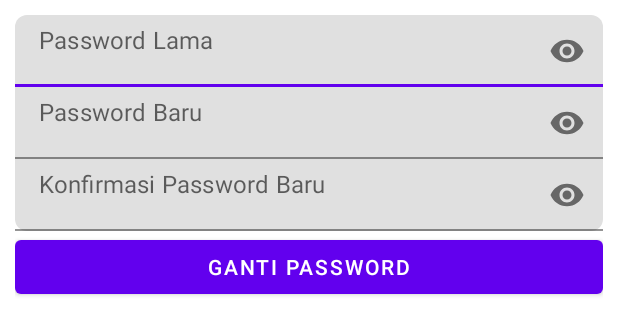
After one commit to handharbeni/eRPAS, an Android app: the layout fragment_change_password.xml on its own in the app's theme, with its tools: preview values and no code run, on a phone screen of 412 x 824 dp. The commit adds this screen. Shown: the top 335 px of the screen. Run offline under Robolectric (Android 15) with nearby library versions, the phone set to English and light mode, and no system bars; network calls fail.

Commit message:
update qris

```diff
--- a/app/src/main/java/io/github/handharbeni/erpas/MainActivity.java
+++ b/app/src/main/java/io/github/handharbeni/erpas/MainActivity.java
@@ -1,4 +1,6 @@
 package io.github.handharbeni.erpas;
+
+import static io.github.handharbeni.erpas.ui.home.HomeFragment.TAG_PAYMENT;
 
 import android.Manifest;
 import android.annotation.SuppressLint;
@@ -112,6 +114,7 @@ public class MainActivity extends BaseActivity implements BluetoothService.OnBlu
 		binding.fabScanQr.setOnClickListener(view -> {
 			Bundle bundle = new Bundle();
 			bundle.putBoolean(WpSearchFragment.DIRECT_SCAN, true);
+			bundle.putBoolean(TAG_PAYMENT, true);
 			navController.navigate(R.id.navigation_search_wp, bundle);
 		});
 	}
--- a/app/src/main/java/io/github/handharbeni/erpas/apis/ClientInterface.java
+++ b/app/src/main/java/io/github/handharbeni/erpas/apis/ClientInterface.java
@@ -28,6 +28,10 @@ import retrofit2.http.POST;
 
 public interface ClientInterface {
 //    @HTTP(method = "GET", path = "request_wp", hasBody = true)
+
+    @POST("update_password")
+    Call<GeneralResponse> changePassword(@Body RequestBody requestBody);
+
     @POST("request_wp")
     Call<ResponseWp> requestWp(@Body RequestBody requestBody);
 
--- a/app/src/main/java/io/github/handharbeni/erpas/ui/wp/WpDetailFragment.java
+++ b/app/src/main/java/io/github/handharbeni/erpas/ui/wp/WpDetailFragment.java
@@ -87,6 +87,10 @@ public class WpDetailFragment extends BaseFragment
 
 	@Override
 	public void onSuccessTutup() {
+	}
+
+	@Override
+	public void onSuccessChangePassword() {
 		doneLoading();
 		navController.navigateUp();
 	}
--- a/app/src/main/java/io/github/handharbeni/erpas/ui/wp/WpLaporanSkrd.java
+++ b/app/src/main/java/io/github/handharbeni/erpas/ui/wp/WpLaporanSkrd.java
@@ -137,6 +137,11 @@ public class WpLaporanSkrd extends BaseFragment
 	}
 
 	@Override
+	public void onSuccessChangePassword() {
+
+	}
+
+	@Override
 	public void onSkrdSuccess(ListResponseSkrd listResponseSkrd) {
 		doneLoading();
 		this.listResponseSkrd = listResponseSkrd;
--- a/app/src/main/java/io/github/handharbeni/erpas/ui/wp/WpRealisasiReport.java
+++ b/app/src/main/java/io/github/handharbeni/erpas/ui/wp/WpRealisasiReport.java
@@ -77,6 +77,11 @@ public class WpRealisasiReport extends BaseFragment implements WpModelView.WpCal
 	@Override
 	public void onSuccessTutup() {
 		doneLoading();
+	}
+
+	@Override
+	public void onSuccessChangePassword() {
+
 	}
 
 	@Override
--- a/app/src/main/java/io/github/handharbeni/erpas/utils/Constant.java
+++ b/app/src/main/java/io/github/handharbeni/erpas/utils/Constant.java
@@ -8,7 +8,8 @@ import java.util.Arrays;
 import java.util.concurrent.TimeUnit;
 
 public class Constant {
-    public static final String BASE_URL = "http://36.66.115.131:8000/API_Retribusi_Pasar/";
+//    public static final String BASE_URL = "http://36.66.115.131:8000/API_Retribusi_Pasar/";
+    public static final String BASE_URL = "http://simpatda.bekasikota.go.id/API_Retribusi_Pasar/";
     public static final String BASE_IMAGE = "https://via.placeholder.com/100.png?text=";
 //    public static final String UUID = "0b000001-0000-0001-1010-000000";
     public static final String UUID = "00001101-0000-1000-8000-00805F9B34FB";
--- /dev/null
+++ b/app/src/main/res/layout/fragment_change_password.xml
@@ -0,0 +1,99 @@
+<?xml version="1.0" encoding="utf-8"?>
+<androidx.constraintlayout.widget.ConstraintLayout xmlns:android="http://schemas.android.com/apk/res/android"
+    android:layout_width="match_parent"
+    android:layout_height="match_parent"
+    android:padding="10dp"
+    xmlns:app="http://schemas.android.com/apk/res-auto">
+    <com.google.android.material.textfield.TextInputLayout
+        app:boxCornerRadiusTopStart="8dp"
+        app:boxCornerRadiusTopEnd="8dp"
+        app:boxCornerRadiusBottomStart="0dp"
+        app:boxCornerRadiusBottomEnd="0dp"
+        android:id="@+id/text_input_layout_password_lama"
+        app:layout_constraintTop_toTopOf="parent"
+        app:layout_constraintLeft_toLeftOf="parent"
+        app:layout_constraintRight_toRightOf="parent"
+        android:layout_width="match_parent"
+        android:layout_height="wrap_content"
+        app:hintEnabled="false"
+        app:passwordToggleEnabled="true">
+
+        <com.google.android.material.textfield.TextInputEditText
+            android:hint="Password Lama"
+            android:id="@+id/et_password"
+            android:layout_width="match_parent"
+            android:layout_height="wrap_content"
+            android:drawableLeft="@android:drawable/ic_lock_lock"
+            android:drawablePadding="10dp"
+            android:gravity="top"
+            android:paddingTop="5dp"
+            android:inputType="textPassword"
+            android:singleLine="true">
+        </com.google.android.material.textfield.TextInputEditText>
+
+    </com.google.android.material.textfield.TextInputLayout>
+    <com.google.android.material.textfield.TextInputLayout
+        app:boxCornerRadiusTopStart="0dp"
+        app:boxCornerRadiusTopEnd="0dp"
+        app:boxCornerRadiusBottomStart="0dp"
+        app:boxCornerRadiusBottomEnd="0dp"
+        app:layout_constraintTop_toBottomOf="@id/text_input_layout_password_lama"
+        android:id="@+id/text_input_layout_password_baru"
+        app:layout_constraintLeft_toLeftOf="parent"
+        app:layout_constraintRight_toRightOf="parent"
+        android:layout_width="match_parent"
+        android:layout_height="wrap_content"
+        app:hintEnabled="false"
+        app:passwordToggleEnabled="true">
+
+        <com.google.android.material.textfield.TextInputEditText
+            android:paddingTop="5dp"
+            android:hint="Password Baru"
+            android:id="@+id/et_password_baru"
+            android:layout_width="fill_parent"
+            android:layout_height="wrap_content"
+            android:drawableLeft="@android:drawable/ic_lock_lock"
+            android:drawablePadding="10dp"
+            android:gravity="top"
+            android:inputType="textPassword"
+            android:singleLine="true">
+        </com.google.android.material.textfield.TextInputEditText>
+
+    </com.google.android.material.textfield.TextInputLayout>
+    <com.google.android.material.textfield.TextInputLayout
+        app:boxCornerRadiusTopStart="0dp"
+        app:boxCornerRadiusTopEnd="0dp"
+        app:boxCornerRadiusBottomStart="8dp"
+        app:boxCornerRadiusBottomEnd="8dp"
+        app:layout_constraintTop_toBottomOf="@id/text_input_layout_password_baru"
+        android:id="@+id/text_input_layout_password_baru_verifikasi"
+        app:layout_constraintLeft_toLeftOf="parent"
+        app:layout_constraintRight_toRightOf="parent"
+        android:layout_width="match_parent"
+        android:layout_height="wrap_content"
+        app:hintEnabled="false"
+        app:passwordToggleEnabled="true">
+
+        <com.google.android.material.textfield.TextInputEditText
+            android:paddingTop="5dp"
+            android:hint="Konfirmasi Password Baru"
+            android:id="@+id/et_password_baru_verifikasi"
+            android:layout_width="match_parent"
+            android:layout_height="wrap_content"
+            android:drawableLeft="@android:drawable/ic_lock_lock"
+            android:drawablePadding="10dp"
+            android:gravity="top"
+            android:inputType="textPassword"
+            android:singleLine="true">
+        </com.google.android.material.textfield.TextInputEditText>
+
+    </com.google.android.material.textfield.TextInputLayout>
+    <Button
+        android:id="@+id/btnChange"
+        android:text="GANTI PASSWORD"
+        app:layout_constraintTop_toBottomOf="@id/text_input_layout_password_baru_verifikasi"
+        app:layout_constraintLeft_toLeftOf="parent"
+        app:layout_constraintRight_toRightOf="parent"
+        android:layout_width="match_parent"
+        android:layout_height="wrap_content"/>
+</androidx.constraintlayout.widget.ConstraintLayout>
--- a/app/src/main/res/menu/toolbar_menu.xml
+++ b/app/src/main/res/menu/toolbar_menu.xml
@@ -2,7 +2,11 @@
 <menu xmlns:android="http://schemas.android.com/apk/res/android"
     xmlns:app="http://schemas.android.com/apk/res-auto">
     <item
+        android:id="@+id/menuGantiPassword"
+        app:showAsAction="collapseActionView"
+        android:title="Ganti Password"/>
+    <item
         android:id="@+id/menuLogout"
-        app:showAsAction="always"
+        app:showAsAction="collapseActionView"
         android:title="Log Out"/>
 </menu>
--- a/build.gradle
+++ b/build.gradle
@@ -1,5 +1,5 @@
 // Top-level build file where you can add configuration options common to all sub-projects/modules.
 plugins {
-    id 'com.android.application' version '8.1.2' apply false
-    id 'com.android.library' version '8.1.2' apply false
+    id 'com.android.application' version '8.2.0' apply false
+    id 'com.android.library' version '8.2.0' apply false
 }
--- a/gradle.properties
+++ b/gradle.properties
@@ -17,3 +17,4 @@ android.useAndroidX=true
 android.enableJetifier=true
 android.defaults.buildfeatures.buildconfig=true
 android.nonFinalResIds=false
+org.gradle.configuration-cache=true
```
Also changed, not shown: app/src/main/java/io/github/handharbeni/erpas/ui/home/HomeFragment.java (+9 -7 lines), app/src/main/java/io/github/handharbeni/erpas/ui/wp/WpChangePasswordFragment.java (added, +189 -0 lines), app/src/main/java/io/github/handharbeni/erpas/ui/wp/WpDetailQrisFragment.java (+12 -3 lines), app/src/main/java/io/github/handharbeni/erpas/ui/wp/WpModelView.java (+40 -0 lines), app/src/main/java/io/github/handharbeni/erpas/ui/wp/WpSearchFragment.java (+7 -3 lines), app/src/main/res/navigation/mobile_navigation.xml (+8 -0 lines), gradle/wrapper/gradle-wrapper.properties.
